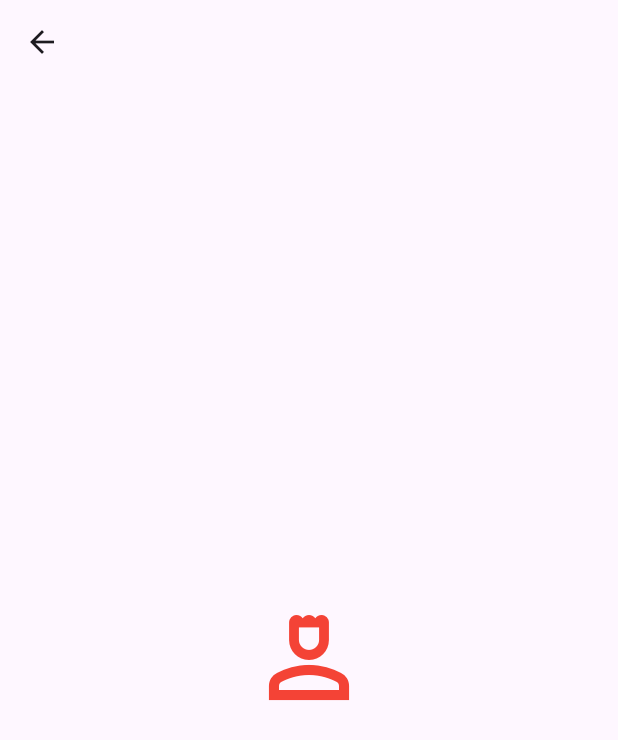
After one commit to Inoyatovlee/Flutter-widgets, a Flutter app: the IconsPage screen opened directly, on a phone screen of 412 x 824 dp. The commit adds this screen. Shown: the top 740 px of the screen. Run offline on Flutter 3.47's test engine with Material 3 defaults, Android fonts, the phone set to English and light mode, and no system bars; our stand-ins replace fl_chart, get, permission_handler; missing offline and left inert: dart:ffi, dart:js_util.

Commit message:
Opacity and Icons go

```diff
--- /dev/null
+++ b/lib/widgets/IconsPage.dart
@@ -0,0 +1,24 @@
+import 'package:flutter/material.dart';
+
+class IconsPage extends StatefulWidget {
+  const IconsPage({super.key});
+
+  @override
+  State<IconsPage> createState() => _IconsPageState();
+}
+
+class _IconsPageState extends State<IconsPage> {
+  @override
+  Widget build(BuildContext context) {
+    return Scaffold(
+      appBar: AppBar(),
+      body: Center(
+        child: Icon(
+          Icons.person_4_outlined,
+          size: 80,
+          color: Colors.red,
+        ),
+      ),
+    );
+  }
+}
--- a/lib/widgets/LimitedBoxPage.dart
+++ b/lib/widgets/LimitedBoxPage.dart
@@ -26,6 +26,7 @@ class _LimitedBoxPageState extends State<LimitedBoxPage> {
               child: Text('${index + 1}'),
             ),
           );
+          return null;
         },
       ),
     );
```
Also changed, not shown: lib/widgets/ListTilePage.dart (added, +24 -0 lines), lib/widgets/OpocityPage.dart (added, +24 -0 lines).
